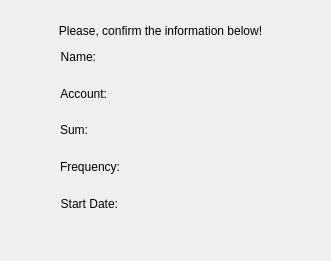
The window that client/client/gui/widgets/periodic_tr_subwidgets/summary.ui (eugeniashurko/ATM) describes before a commit, drawn with Qt 5.
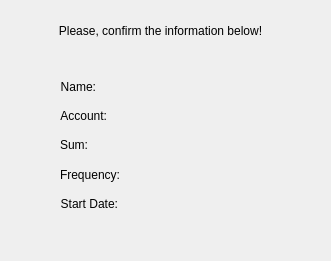
The same window after the commit.

```diff
--- a/client/client/gui/widgets/periodic_tr_subwidgets/summary.ui
+++ b/client/client/gui/widgets/periodic_tr_subwidgets/summary.ui
@@ -17,9 +17,9 @@
    <property name="geometry">
     <rect>
      <x>60</x>
-     <y>50</y>
+     <y>80</y>
      <width>231</width>
-     <height>161</height>
+     <height>131</height>
     </rect>
    </property>
    <layout class="QFormLayout" name="mainLayout">
```
